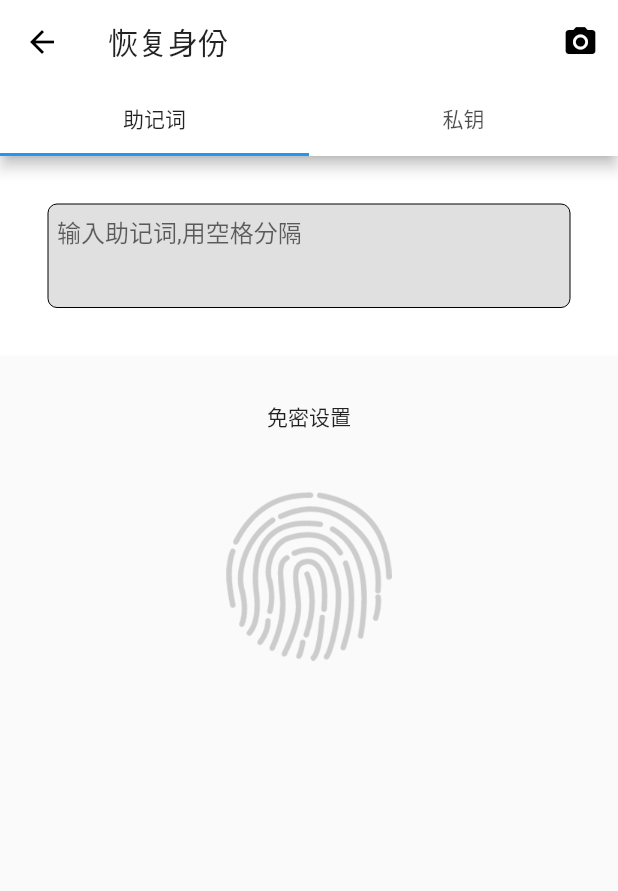
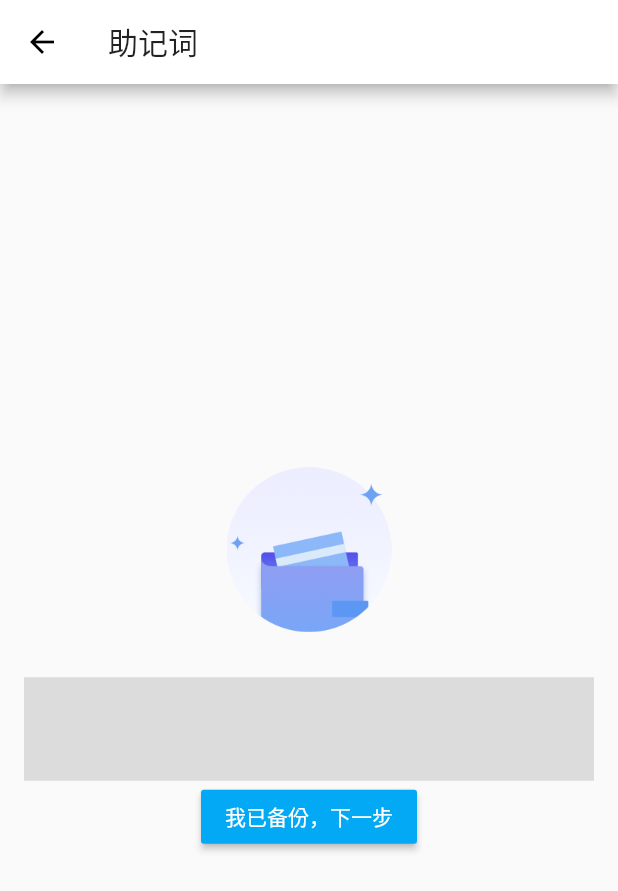
Before and after one commit to youwallet/wallet, a Flutter app: the BackupWallet screen opened directly, after a tap on "下一步", on a phone screen of 412 x 824 dp. Shown: the top 891 px of the screen. Run offline on Flutter 3.47's test engine with Material 2 defaults, Android fonts, the phone set to English and light mode, and no system bars; our stand-ins replace event_bus, get_it, hex, local_auth, share, shared_preferences and 1 more; missing offline and left inert: bip39, bitcoin_flutter, dart_sql, ed25519_hd_key, steel_crypt, web3dart; accounts and stored records are empty.

```diff
--- a/flutter_app/lib/pages/routers.dart
+++ b/flutter_app/lib/pages/routers.dart
@@ -9,13 +9,14 @@ import 'package:youwallet/pages/wallet/new_wallet_first.dart';
 import 'package:youwallet/pages/wallet/new_wallet_second.dart';
 import 'package:youwallet/pages/wallet/new_wallet_third.dart';
 import 'package:youwallet/pages/wallet/new_wallet_check.dart';
+import 'package:youwallet/pages/wallet/new_wallet_mnemonic.dart';
 import 'package:youwallet/pages/manage_wallet/manage_list.dart'; // 新建钱包名字
 import 'package:youwallet/pages/manage_wallet/set_wallet.dart'; // 新建钱包名字
-
 
 // token
 import 'package:youwallet/pages/token/token_history.dart'; // token交易历史
 import 'package:youwallet/pages/token/token_add.dart'; // 添加一种token
+
 
 // 设置
 import 'package:youwallet/pages/set/set_network.dart'; // 网络设置
@@ -36,7 +37,7 @@ final routes = {
   "login": (context) => new Login(),
   "backup_wallet": (context, {arguments}) => new BackupWallet(arguments: arguments),
   "load_wallet": (context) => new LoadWallet(),
-  "set_network": (context) => new NetworkPage(),
+  "wallet_mnemonic": (context) => new WalletMnemonic(),
   "wallet_check": (context) => new WalletCheck(),
   "tabs": (context) => new ContainerPage()
 };
--- /dev/null
+++ b/flutter_app/lib/pages/wallet/new_wallet_mnemonic.dart
@@ -0,0 +1,121 @@
+
+import 'package:flutter/material.dart';
+import 'package:youwallet/service/token_service.dart';
+import 'package:shared_preferences/shared_preferences.dart';
+
+class WalletMnemonic extends StatefulWidget {
+
+  @override
+  Page createState()  => Page();
+}
+
+class Page extends State<WalletMnemonic> {
+
+//  List randomMnemonic = [];
+//  List randomMnemonicAgain = [];
+  TextEditingController _name = TextEditingController();
+
+  @override // override是重写父类中的函数 每次初始化的时候执行一次，类似于小程序中的onLoad
+  void initState() {
+    super.initState();
+    String randomMnemonic = TokenService.generateMnemonic();
+    setState(() {
+      this._name.text = randomMnemonic;
+    });
+  }
+
+
+//  void setRandomMnemonic() async {
+//    SharedPreferences prefs = await SharedPreferences.getInstance();
+//    String randomMnemonic = prefs.getString("randomMnemonic");
+//    setState(() {
+////      this.randomMnemonic = randomMnemonic.split(' ');
+//      this._name.text = randomMnemonic;
+//    });
+//  }
+
+  @override
+  Widget build(BuildContext context) {
+    return Scaffold(
+        appBar: AppBar(
+          title: Text("助记词"),
+        ),
+        body: new Container(
+          padding: const EdgeInsets.all(16.0), // 四周填充边距32像素
+          child: Column(
+            mainAxisAlignment: MainAxisAlignment.center,
+            crossAxisAlignment: CrossAxisAlignment.center,
+            children: <Widget>[
+              new Container(
+                margin: const EdgeInsets.only(bottom: 30.0),
+                child: new Image.asset(
+                    'images/new_wallet.png'
+                ),
+              ),
+              new TextField(
+                controller: this._name,
+                maxLines: 3,
+                enabled: false,
+                decoration: InputDecoration(
+                    filled: true,
+                    fillColor: Colors.black12,
+                    contentPadding: new EdgeInsets.all(6.0), // 内部边距，默认不是0
+                    border:InputBorder.none, // 没有任何边线
+                    enabledBorder: OutlineInputBorder(
+                      borderRadius: BorderRadius.circular(6.0),
+                      borderSide: BorderSide(
+                        width: 0, //边线宽度为2
+                      ),
+                    )
+                ),
+              ),
+              RaisedButton(
+                child: Text('我已备份，下一步',
+                    style: new TextStyle(
+                        color: Colors.white
+                    )),
+                color: Colors.lightBlue,
+                onPressed: () async {
+                      SharedPreferences prefs = await SharedPreferences.getInstance();
+                      prefs.setString("randomMnemonic", this._name.text );
+                      Navigator.of(context).pushReplacementNamed("wallet_check");
+                },
+              ),
+            ],
+          ),
+        )
+    );
+  }
+
+//  Widget buildItem(item){
+//    return Chip(
+//        label: InkWell(
+//            onTap: () {
+//              this.clickItem(item);
+//            },
+//            child: Text(item)
+//        )
+//    );
+//  }
+
+  // 点击助记词
+//  void clickItem(item) async {
+//    SharedPreferences prefs = await SharedPreferences.getInstance();
+//    String randomMnemonic = prefs.getString("randomMnemonic");
+//    setState((){
+//      this.randomMnemonicAgain.add(item);
+//      this._name.text = this.randomMnemonicAgain.reduce((a,b)=>(a + " " +b));
+//      this.randomMnemonic.remove(item);
+//    });
+//    if (this._name.text == randomMnemonic) {
+//      print("助记词确认ok，生成钱包，回到首页");
+//      Navigator.pushNamed(context, "tabs");
+//    } else {
+//      if (this.randomMnemonic.length == 0) {
+//        print("助记词点击完毕，但是不一致");
+//        print(this._name.text);
+//        print(randomMnemonic);
+//      }
+//    }
+//  }
+}
--- a/flutter_app/lib/pages/wallet/new_wallet_second.dart
+++ b/flutter_app/lib/pages/wallet/new_wallet_second.dart
@@ -65,7 +65,7 @@ class BackupWalletState extends State<BackupWallet> {
                 child: new Text('下一步'),
                 onPressed: () {
 //                  Navigator.pushNamed(context, "load_wallet");
-                  Navigator.of(context).pushReplacementNamed("load_wallet",);
+                  Navigator.of(context).pushReplacementNamed("wallet_mnemonic");
 //                  showDialog(
 //                      context: context,
 //                      barrierDismissible: false,
```
Also changed, not shown: flutter_app/lib/db/provider.dart (added, +73 -0 lines), flutter_app/lib/db/sql_table_data.dart (added, +20 -0 lines), flutter_app/lib/db/sql_util.dart (added, +144 -0 lines), flutter_app/lib/main.dart (+6 -3 lines), flutter_app/lib/pages/wallet/new_wallet_check.dart (+49 -12 lines), flutter_app/lib/service/token_service.dart (+20 -11 lines).
